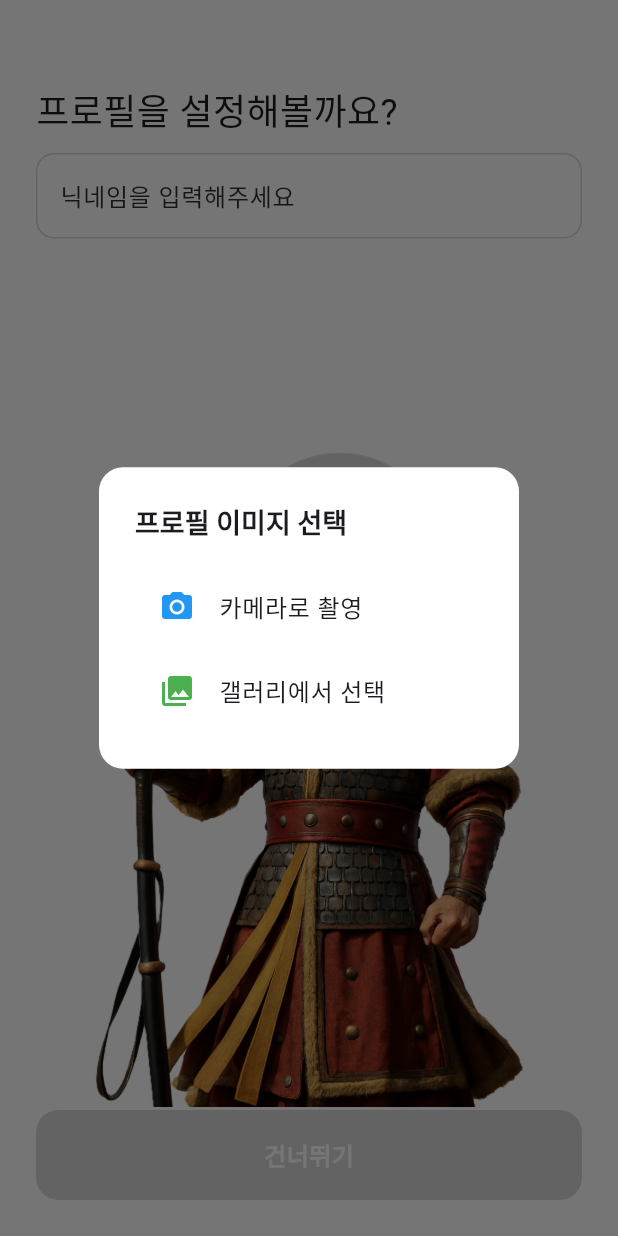
After one commit to affection-jh/LSS-CLIENT, a Flutter app: the ProfileSettingView screen opened directly, after a tap on the "person" icon, on a phone screen of 412 x 824 dp. The commit adds this screen. Run offline on Flutter 3.47's test engine with Material 3 defaults, Android fonts, the phone set to English and light mode, and no system bars; our stand-ins replace cloud_firestore, firebase_auth, firebase_core, google_sign_in, image_picker, pin_code_fields and 1 more; accounts and stored records are empty.

Commit message:
profile ui

```diff
--- a/lib/main.dart
+++ b/lib/main.dart
@@ -1,6 +1,8 @@
+import 'package:esc/data/player.dart';
 import 'package:esc/firebase_options.dart';
 import 'package:esc/screens/home_view.dart';
 import 'package:esc/screens/onboarding_view.dart';
+import 'package:esc/screens/profile_setting_view.dart';
 import 'package:esc/service/auth_service.dart';
 import 'package:esc/service/manage_service.dart';
 import 'package:esc/service/user_service.dart';
@@ -20,15 +22,27 @@ void main() async {
   );
 }
 
-class MyApp extends StatelessWidget {
-  const MyApp({super.key});
+class MyApp extends StatefulWidget {
+  @override
+  State<MyApp> createState() => _MyAppState();
+}
+
+class _MyAppState extends State<MyApp> {
+  Future<Player?> initializeUser() async {
+    String? userId = await AuthService.isSignedIn();
+    if (userId != null) {
+      await UserService().initializeUser(userId);
+      return UserService().getUser();
+    }
+    return null;
+  }
 
   @override
   Widget build(BuildContext context) {
     return MaterialApp(
       title: '이순신랠리',
       home: FutureBuilder(
-        future: AuthService.isSignedIn(),
+        future: initializeUser(),
         builder: (context, snapshot) {
           if (snapshot.connectionState == ConnectionState.waiting) {
             return Scaffold(
@@ -36,12 +50,15 @@ class MyApp extends StatelessWidget {
               body: Center(child: CircularProgressIndicator()),
             );
           }
+          if (snapshot.data == null) {
+            return OnboardingView();
+          }
 
-          if (snapshot.data != null) {
-            UserService().initializeUser(snapshot.data!);
+          if (snapshot.data?.name.isEmpty ?? true) {
+            return ProfileSettingView();
+          } else {
             return HomeView();
           }
-          return OnboardingView();
         },
       ),
     );
--- a/lib/screens/join_view.dart
+++ b/lib/screens/join_view.dart
@@ -1,5 +1,5 @@
 import 'package:esc/data/player.dart';
-import 'package:esc/service/error_handler.dart';
+import 'package:esc/service/error_service.dart';
 import 'package:esc/service/user_service.dart';
 import 'package:esc/service/manage_service.dart';
 import 'package:esc/screens/view_switcher.dart';
--- /dev/null
+++ b/lib/screens/profile_setting_view.dart
@@ -0,0 +1,290 @@
+import 'package:esc/screens/home_view.dart';
+import 'package:flutter/material.dart';
+import 'package:image_picker/image_picker.dart';
+import 'dart:io';
+
+class ProfileSettingView extends StatefulWidget {
+  @override
+  State<ProfileSettingView> createState() => _ProfileSettingViewState();
+}
+
+class _ProfileSettingViewState extends State<ProfileSettingView> {
+  final TextEditingController _nameController = TextEditingController();
+  final ImagePicker _picker = ImagePicker();
+  bool isEnabled = false;
+  File? _selectedImage;
+  //final CameraController _cameraController = CameraController();
+  void _showImagePickerDialog() {
+    showDialog(
+      context: context,
+      builder: (BuildContext context) {
+        return AlertDialog(
+          backgroundColor: Colors.white,
+          shape: RoundedRectangleBorder(
+            borderRadius: BorderRadius.circular(16),
+          ),
+          title: Text(
+            '프로필 이미지 선택',
+            style: TextStyle(fontSize: 18, fontWeight: FontWeight.bold),
+          ),
+          content: Column(
+            mainAxisSize: MainAxisSize.min,
+            children: [
+              ListTile(
+                leading: Icon(Icons.camera_alt, color: Colors.blue),
+                title: Text('카메라로 촬영'),
+                onTap: () {
+                  Navigator.pop(context);
+                  _pickImage(ImageSource.camera);
+                },
+              ),
+              ListTile(
+                leading: Icon(Icons.photo_library, color: Colors.green),
+                title: Text('갤러리에서 선택'),
+                onTap: () {
+                  Navigator.pop(context);
+                  _pickImage(ImageSource.gallery);
+                },
+              ),
+            ],
+          ),
+        );
+      },
+    );
+  }
+
+  Future<void> _pickImage(ImageSource source) async {
+    try {
+      final XFile? image = await _picker.pickImage(
+        source: source,
+        maxWidth: 512,
+        maxHeight: 512,
+        imageQuality: 80,
+      );
+
+      if (image != null) {
+        setState(() {
+          _selectedImage = File(image.path);
+        });
+      }
+    } catch (e) {
+      print('이미지 선택 오류: $e');
+    }
+  }
+
+  @override
+  Widget build(BuildContext context) {
+    return Scaffold(
+      backgroundColor: Colors.white,
+      appBar: AppBar(backgroundColor: Colors.white, scrolledUnderElevation: 0),
+      body: Padding(
+        padding: const EdgeInsets.symmetric(horizontal: 24),
+        child: Column(
+          mainAxisAlignment: MainAxisAlignment.spaceBetween,
+          crossAxisAlignment: CrossAxisAlignment.start,
+          children: [
+            Column(
+              crossAxisAlignment: CrossAxisAlignment.start,
+              children: [
+                Text('프로필을 설정해볼까요?', style: TextStyle(fontSize: 24)),
+                SizedBox(height: 10),
+                TextField(
+                  controller: _nameController,
+                  cursorColor: Colors.blue,
+                  onChanged: (value) {
+                    setState(() {
+                      isEnabled = value.isNotEmpty ? true : false;
+                    });
+                  },
+                  decoration: InputDecoration(
+                    enabledBorder: OutlineInputBorder(
+                      borderSide: BorderSide(
+                        color: const Color.fromARGB(255, 216, 216, 216),
+                        width: 1,
+                      ),
+                      borderRadius: BorderRadius.circular(12),
+                    ),
+                    focusedBorder: OutlineInputBorder(
+                      borderRadius: BorderRadius.circular(10),
+                      borderSide: BorderSide(color: Colors.blue, width: 1),
+                    ),
+                    fillColor: Colors.white,
+                    filled: true,
+                    labelStyle: TextStyle(color: Colors.black),
+                    hintText: '닉네임을 입력해주세요',
+                    hintStyle: TextStyle(
+                      color: const Color.fromARGB(255, 48, 48, 48),
+                    ),
+                  ),
+                ),
+              ],
+            ),
+            Column(
+              children: [
+                _buildLeeImage(null),
+                _buildSkipButton(() {
+                  if (_nameController.text.isEmpty) {
+                    setState(() {
+                      isEnabled = true;
+                    });
+                  } else {
+                    // 이름이 입력된 경우 처리
+                    Navigator.pushReplacement(
+                      context,
+                      MaterialPageRoute(builder: (context) => HomeView()),
+                    );
+                  }
+                }, _nameController.text.isNotEmpty),
+              ],
+            ),
+          ],
+        ),
+      ),
+    );
+  }
+
+  Widget _buildSkipButton(Function() onTap, bool isEnabled) {
+    return Padding(
+      padding: const EdgeInsets.only(bottom: 24, top: 2),
+      child: ClipRRect(
+        borderRadius: BorderRadius.circular(15),
+        child: Material(
+          color: Colors.transparent,
+          child: InkWell(
+            onTap: onTap,
+            child: Ink(
+              width: double.infinity,
+              height: 60,
+              decoration: BoxDecoration(
+                color: isEnabled
+                    ? Colors.blue
+                    : const Color.fromARGB(255, 216, 216, 216),
+              ),
+              child: Center(
+                child: Text(
+                  '건너뛰기',
+                  style: TextStyle(
+                    color: Colors.white,
+                    fontSize: 16,
+                    fontWeight: FontWeight.bold,
+                  ),
+                ),
+              ),
+            ),
+          ),
+        ),
+      ),
+    );
+  }
+
+  Widget _buildLeeImage(String? imageUrl) {
+    return LayoutBuilder(
+      builder: (context, constraints) {
+        // 화면 크기에 따라 이미지 크기 조정
+
+        final imageSize = constraints.maxWidth * 1.2; // 화면 너비의 80%
+        final coinSize = imageSize * 0.32; // 이미지 크기의 16%
+
+        // 동전 위치를 이미지 크기에 비례하여 계산
+        final coinTop = imageSize * 0.001; // 이미지 높이의 16.8%
+        final coinRight = imageSize * 0.21; // 이미지 너비의 25.2%
+
+        return Stack(
+          children: [
+            Center(
+              child: Image.asset(
+                'assets/lee.png',
+                width: imageSize,
+                height: imageSize,
+                fit: BoxFit.contain,
+              ),
+            ),
+            Positioned(
+              top: coinTop,
+              right: coinRight,
+              child: GestureDetector(
+                onTap: _showImagePickerDialog,
+                child: Stack(
+                  children: [
+                    ClipRRect(
+                      borderRadius: BorderRadius.circular(coinSize / 2),
+                      child: Container(
+                        decoration: BoxDecoration(
+                          shape: BoxShape.circle,
+                          color: Colors.white,
+                          border: Border.all(
+                            color: const Color.fromARGB(255, 212, 212, 212),
+                            width: 0.5,
+                          ),
+                        ),
+                        width: coinSize,
+                        height: coinSize,
+                        child: Center(
+                          child: _selectedImage != null
+                              ? Image.file(
+                                  _selectedImage!,
+                                  width: coinSize,
+                                  height: coinSize,
+                                  fit: BoxFit.cover,
+                                )
+                              : Container(
+                                  width: coinSize,
+                                  height: coinSize,
+                                  decoration: BoxDecoration(
+                                    shape: BoxShape.circle,
+                                    color: const Color.fromARGB(
+                                      255,
+                                      216,
+                                      216,
+                                      216,
+                                    ),
+                                  ),
+                                  child: Center(
+                                    child: Icon(
+                                      Icons.person,
+                                      size: coinSize * 0.7,
+                                      color: Colors.white,
+                                    ),
+                                  ),
+                                ),
+                        ),
+                      ),
+                    ),
+                    // + 버튼
+                    Positioned(
+                      bottom: 0,
+                      right: 10,
+                      child: Container(
+                        width: coinSize * 0.2,
+                        height: coinSize * 0.2,
+                        decoration: BoxDecoration(
+                          shape: BoxShape.circle,
+                          color: Colors.blue,
+
+                          boxShadow: [
+                            BoxShadow(
+                              color: Colors.black.withOpacity(0.2),
+                              blurRadius: 4,
+                              offset: Offset(0, 2),
+                            ),
+                          ],
+                        ),
+                        child: Center(
+                          child: Icon(
+                            Icons.add,
+                            color: Colors.white,
+                            size: coinSize * 0.15,
+                          ),
+                        ),
+                      ),
+                    ),
+                  ],
+                ),
+              ),
+            ),
+          ],
+        );
+      },
+    );
+  }
+}
--- a/lib/screens/view_switcher.dart
+++ b/lib/screens/view_switcher.dart
@@ -4,7 +4,7 @@ import 'package:esc/screens/myturn_view.dart';
 import 'package:esc/screens/order_register_view.dart';
 import 'package:esc/screens/pending_view.dart';
 import 'package:esc/screens/waiting_view.dart';
-import 'package:esc/service/error_handler.dart';
+import 'package:esc/service/error_service.dart';
 import 'package:esc/utill/app_utility.dart';
 import 'package:flutter/material.dart';
 import 'package:esc/service/manage_service.dart';
--- a/pubspec.yaml
+++ b/pubspec.yaml
@@ -30,7 +30,6 @@ environment:
 dependencies:
   flutter:
     sdk: flutter
-  image_picker: ^1.1.2
 
   # The following adds the Cupertino Icons font to your application.
   # Use with the CupertinoIcons class for iOS style icons.
@@ -44,7 +43,8 @@ dependencies:
   google_sign_in: ^6.1.6
   cloud_firestore: ^5.6.9
   sign_in_with_apple: ^6.1.2
-  uuid: ^4.5.1
+  image_picker: ^1.1.2
+
 
 
 
```
Also changed, not shown: lib/config/app_config.dart (added, +20 -0 lines), lib/screens/onboarding_view.dart (+18 -1 lines), lib/service/auth_service.dart (+4 -15 lines), lib/service/error_service.dart (renamed from lib/service/error_handler.dart), pubspec.lock, 3 other files.
